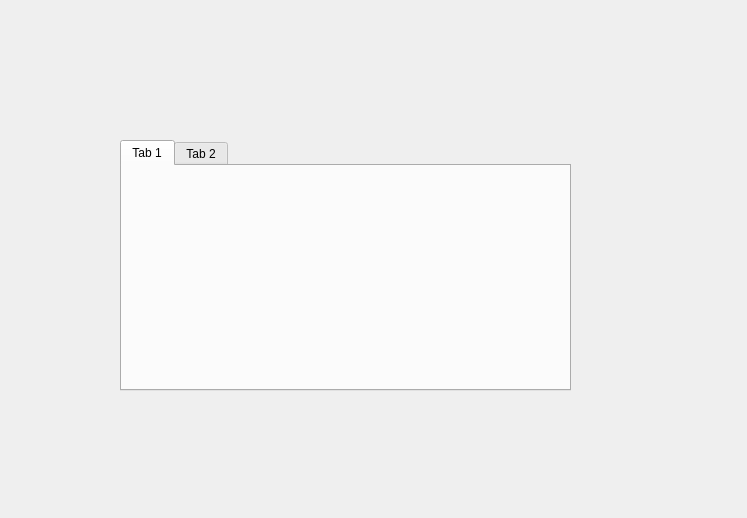
The window that ui/photoandvideo.ui (kdjyljh/remogui) describes before a commit, drawn with Qt 5.
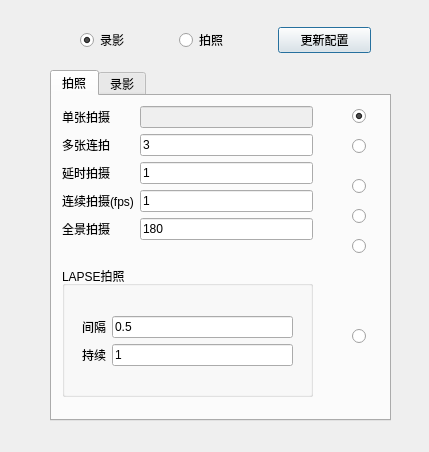
The same window after the commit.

Commit message: photo and video dialog

The edit to the form file:
```diff
--- a/ui/photoandvideo.ui
+++ b/ui/photoandvideo.ui
@@ -6,38 +6,434 @@
    <rect>
     <x>0</x>
     <y>0</y>
-    <width>747</width>
-    <height>518</height>
+    <width>429</width>
+    <height>452</height>
    </rect>
   </property>
   <property name="windowTitle">
    <string>Dialog</string>
   </property>
+  <widget class="QTabWidget" name="tabWidget_photoAndVedio">
+   <property name="geometry">
+    <rect>
+     <x>50</x>
+     <y>70</y>
+     <width>341</width>
+     <height>351</height>
+    </rect>
+   </property>
+   <property name="currentIndex">
+    <number>0</number>
+   </property>
+   <widget class="QWidget" name="tab_photo">
+    <attribute name="title">
+     <string>拍照</string>
+    </attribute>
+    <widget class="QWidget" name="formLayoutWidget">
+     <property name="geometry">
+      <rect>
+       <x>10</x>
+       <y>10</y>
+       <width>251</width>
+       <height>151</height>
+      </rect>
+     </property>
+     <layout class="QFormLayout" name="formLayout">
+      <item row="0" column="0">
+       <widget class="QLabel" name="Label">
+        <property name="text">
+         <string>单张拍摄</string>
+        </property>
+       </widget>
+      </item>
+      <item row="0" column="1">
+       <widget class="QLineEdit" name="LineEdit_photo_singel">
+        <property name="enabled">
+         <bool>false</bool>
+        </property>
+       </widget>
+      </item>
+      <item row="1" column="0">
+       <widget class="QLabel" name="Label_2">
+        <property name="text">
+         <string>多张连拍</string>
+        </property>
+       </widget>
+      </item>
+      <item row="1" column="1">
+       <widget class="QLineEdit" name="LineEdit_photo_multi">
+        <property name="text">
+         <string>3</string>
+        </property>
+       </widget>
+      </item>
+      <item row="2" column="0">
+       <widget class="QLabel" name="Label_3">
+        <property name="text">
+         <string>延时拍摄</string>
+        </property>
+       </widget>
+      </item>
+      <item row="2" column="1">
+       <widget class="QLineEdit" name="LineEdit_photo_delayed">
+        <property name="text">
+         <string>1</string>
+        </property>
+       </widget>
+      </item>
+      <item row="3" column="0">
+       <widget class="QLabel" name="Label_4">
+        <property name="text">
+         <string>连续拍摄(fps)</string>
+        </property>
+       </widget>
+      </item>
+      <item row="3" column="1">
+       <widget class="QLineEdit" name="LineEdit_photo_continus">
+        <property name="text">
+         <string>1</string>
+        </property>
+       </widget>
+      </item>
+      <item row="4" column="0">
+       <widget class="QLabel" name="Label_5">
+        <property name="text">
+         <string>全景拍摄</string>
+        </property>
+       </widget>
+      </item>
+      <item row="4" column="1">
+       <widget class="QLineEdit" name="LineEdit_photo_panorama">
+        <property name="text">
+         <string>180</string>
+        </property>
+       </widget>
+      </item>
+     </layout>
+    </widget>
+    <widget class="QGroupBox" name="groupBox">
+     <property name="geometry">
+      <rect>
+       <x>10</x>
+       <y>170</y>
+       <width>251</width>
+       <height>131</height>
+      </rect>
+     </property>
+     <property name="title">
+      <string>LAPSE拍照</string>
+     </property>
+     <widget class="QWidget" name="formLayoutWidget_2">
+      <property name="geometry">
+       <rect>
+        <x>20</x>
+        <y>50</y>
+        <width>211</width>
+        <height>71</height>
+       </rect>
+      </property>
+      <layout class="QFormLayout" name="formLayout_2">
+       <item row="0" column="0">
+        <widget class="QLabel" name="Label_6">
+         <property name="text">
+          <string>间隔</string>
+         </property>
+        </widget>
+       </item>
+       <item row="0" column="1">
+        <widget class="QLineEdit" name="LineEdit_photo_lapse_intervalTime">
+         <property name="text">
+          <string>0.5</string>
+         </property>
+        </widget>
+       </item>
+       <item row="1" column="0">
+        <widget class="QLabel" name="Label_7">
+         <property name="text">
+          <string>持续</string>
+         </property>
+        </widget>
+       </item>
+       <item row="1" column="1">
+        <widget class="QLineEdit" name="LineEdit_photo_lapse_continueTime">
+         <property name="text">
+          <string>1</string>
+         </property>
+        </widget>
+       </item>
+      </layout>
+     </widget>
+    </widget>
+    <widget class="QRadioButton" name="radioButton_photo_singel">
+     <property name="geometry">
+      <rect>
+       <x>300</x>
+       <y>10</y>
+       <width>41</width>
+       <height>21</height>
+      </rect>
+     </property>
+     <property name="text">
+      <string/>
+     </property>
+     <property name="checked">
+      <bool>true</bool>
+     </property>
+    </widget>
+    <widget class="QRadioButton" name="radioButton_photo_multi">
+     <property name="geometry">
+      <rect>
+       <x>300</x>
+       <y>40</y>
+       <width>41</width>
+       <height>21</height>
+      </rect>
+     </property>
+     <property name="text">
+      <string/>
+     </property>
+    </widget>
+    <widget class="QRadioButton" name="radioButton_photo_delayed">
+     <property name="geometry">
+      <rect>
+       <x>300</x>
+       <y>80</y>
+       <width>41</width>
+       <height>21</height>
+      </rect>
+     </property>
+     <property name="text">
+      <string/>
+     </property>
+    </widget>
+    <widget class="QRadioButton" name="radioButton_photo_continus">
+     <property name="geometry">
+      <rect>
+       <x>300</x>
+       <y>110</y>
+       <width>41</width>
+       <height>21</height>
+      </rect>
+     </property>
+     <property name="text">
+      <string/>
+     </property>
+    </widget>
+    <widget class="QRadioButton" name="radioButton_photo_panorama">
+     <property name="geometry">
+      <rect>
+       <x>300</x>
+       <y>140</y>
+       <width>41</width>
+       <height>21</height>
+      </rect>
+     </property>
+     <property name="text">
+      <string/>
+     </property>
+    </widget>
+    <widget class="QRadioButton" name="radioButton_photo_lapse">
+     <property name="geometry">
+      <rect>
+       <x>300</x>
+       <y>230</y>
+       <width>41</width>
+       <height>21</height>
+      </rect>
+     </property>
+     <property name="text">
+      <string/>
+     </property>
+    </widget>
+   </widget>
+   <widget class="QWidget" name="tab_video">
+    <attribute name="title">
+     <string>录影</string>
+    </attribute>
+    <widget class="QWidget" name="formLayoutWidget_3">
+     <property name="geometry">
+      <rect>
+       <x>10</x>
+       <y>20</y>
+       <width>231</width>
+       <height>171</height>
+      </rect>
+     </property>
+     <layout class="QFormLayout" name="formLayout_3">
+      <item row="0" column="0">
+       <widget class="QLabel" name="Label_8">
+        <property name="text">
+         <string>普通录影</string>
+        </property>
+       </widget>
+      </item>
+      <item row="0" column="1">
+       <widget class="QLineEdit" name="LineEdit_video_normal">
+        <property name="enabled">
+         <bool>false</bool>
+        </property>
+       </widget>
+      </item>
+      <item row="1" column="0">
+       <widget class="QLabel" name="Label_9">
+        <property name="text">
+         <string>循环录影(min)</string>
+        </property>
+       </widget>
+      </item>
+      <item row="1" column="1">
+       <widget class="QLineEdit" name="LineEdit_video_circle">
+        <property name="text">
+         <string>5</string>
+        </property>
+       </widget>
+      </item>
+      <item row="2" column="0">
+       <widget class="QLabel" name="Label_10">
+        <property name="text">
+         <string>录影拍照</string>
+        </property>
+       </widget>
+      </item>
+      <item row="2" column="1">
+       <widget class="QLineEdit" name="LineEdit_video_photo">
+        <property name="text">
+         <string>1</string>
+        </property>
+       </widget>
+      </item>
+      <item row="3" column="0">
+       <widget class="QLabel" name="Label_11">
+        <property name="text">
+         <string>延时录影</string>
+        </property>
+       </widget>
+      </item>
+      <item row="3" column="1">
+       <widget class="QLineEdit" name="LineEdit_video_delay">
+        <property name="text">
+         <string>0.5</string>
+        </property>
+       </widget>
+      </item>
+      <item row="4" column="0">
+       <widget class="QLabel" name="Label_12">
+        <property name="text">
+         <string>慢动作录影</string>
+        </property>
+       </widget>
+      </item>
+      <item row="4" column="1">
+       <widget class="QLineEdit" name="LineEdit_video_slowMotion">
+        <property name="enabled">
+         <bool>false</bool>
+        </property>
+       </widget>
+      </item>
+     </layout>
+    </widget>
+    <widget class="QRadioButton" name="radioButton_video_normal">
+     <property name="geometry">
+      <rect>
+       <x>290</x>
+       <y>20</y>
+       <width>41</width>
+       <height>21</height>
+      </rect>
+     </property>
+     <property name="text">
+      <string/>
+     </property>
+     <property name="checked">
+      <bool>true</bool>
+     </property>
+    </widget>
+    <widget class="QRadioButton" name="radioButton_video_circle">
+     <property name="geometry">
+      <rect>
+       <x>290</x>
+       <y>60</y>
+       <width>31</width>
+       <height>21</height>
+      </rect>
+     </property>
+     <property name="text">
+      <string/>
+     </property>
+    </widget>
+    <widget class="QRadioButton" name="radioButton_video_photo">
+     <property name="geometry">
+      <rect>
+       <x>290</x>
+       <y>90</y>
+       <width>41</width>
+       <height>21</height>
+      </rect>
+     </property>
+     <property name="text">
+      <string/>
+     </property>
+    </widget>
+    <widget class="QRadioButton" name="radioButton_video_delay">
+     <property name="geometry">
+      <rect>
+       <x>290</x>
+       <y>120</y>
+       <width>41</width>
+       <height>21</height>
+      </rect>
+     </property>
+     <property name="text">
+      <string/>
+     </property>
+    </widget>
+    <widget class="QRadioButton" name="radioButton_video_slowMotion">
+     <property name="geometry">
+      <rect>
+       <x>290</x>
+       <y>150</y>
+       <width>41</width>
+       <height>21</height>
+      </rect>
+     </property>
+     <property name="text">
+      <string/>
+     </property>
+    </widget>
+   </widget>
+  </widget>
   <widget class="QWidget" name="horizontalLayoutWidget">
    <property name="geometry">
     <rect>
-     <x>120</x>
-     <y>140</y>
-     <width>451</width>
-     <height>251</height>
+     <x>80</x>
+     <y>20</y>
+     <width>291</width>
+     <height>41</height>
     </rect>
    </property>
    <layout class="QHBoxLayout" name="horizontalLayout">
     <item>
-     <widget class="QTabWidget" name="tabWidget_photoAndVedio">
-      <property name="currentIndex">
-       <number>0</number>
+     <widget class="QRadioButton" name="radioButton_videoMode">
+      <property name="text">
+       <string>录影</string>
       </property>
-      <widget class="QWidget" name="tab">
-       <attribute name="title">
-        <string>Tab 1</string>
-       </attribute>
-      </widget>
-      <widget class="QWidget" name="tab_2">
-       <attribute name="title">
-        <string>Tab 2</string>
-       </attribute>
-      </widget>
+      <property name="checked">
+       <bool>true</bool>
+      </property>
+     </widget>
+    </item>
+    <item>
+     <widget class="QRadioButton" name="radioButton_photoMode">
+      <property name="text">
+       <string>拍照</string>
+      </property>
+     </widget>
+    </item>
+    <item>
+     <widget class="QPushButton" name="pushButton_updateSetting">
+      <property name="text">
+       <string>更新配置</string>
+      </property>
      </widget>
     </item>
    </layout>
```
The commit also changes 13 other files.
